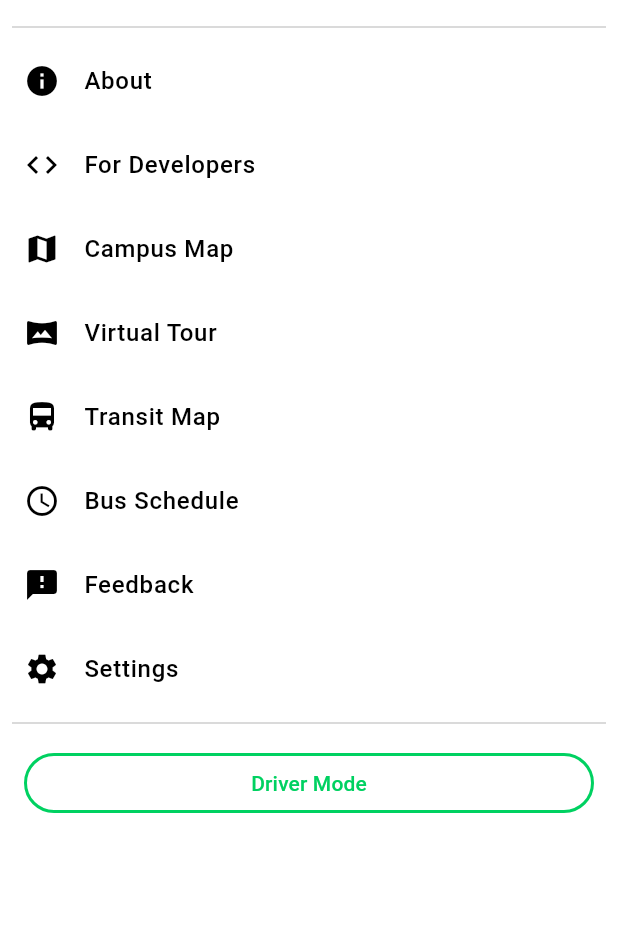
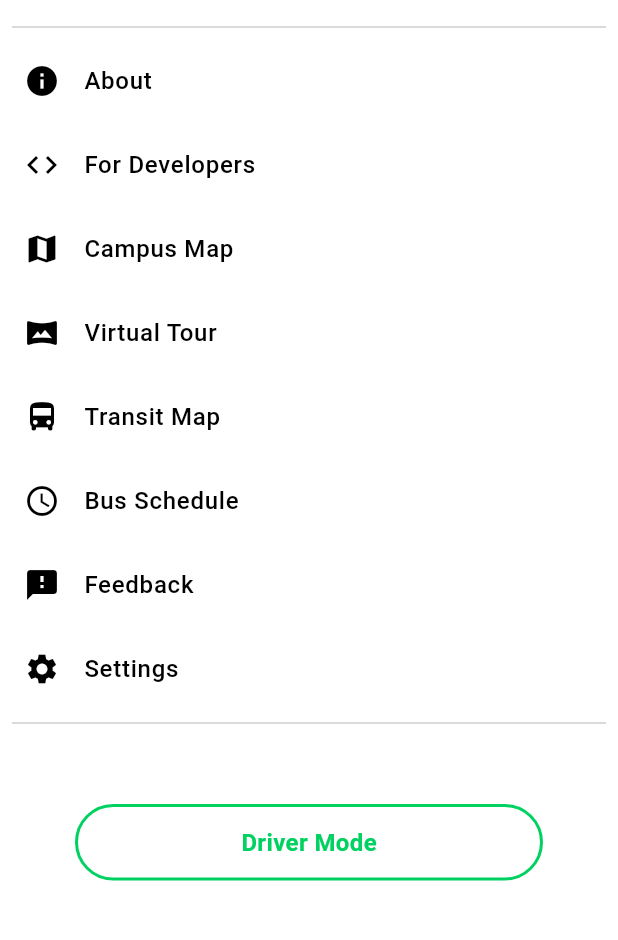
Before and after one commit to aqilsyamil/PUTRA_T, a Flutter app: the SidebarPage screen opened directly, on a phone screen of 412 x 824 dp, the part 285-1225 px from its top. Run offline on Flutter 3.47's test engine with Material 3 defaults, Android fonts, the light colour scheme and no system bars; our stand-ins replace geolocator, google_maps_flutter.

Commit message:
New Version

```diff
--- a/lib/SidebarPage.dart
+++ b/lib/SidebarPage.dart
@@ -2,7 +2,14 @@ import 'package:flutter/material.dart';
 import 'package:url_launcher/url_launcher.dart';
 import 'SettingPage.dart';
 
-class SidebarPage extends StatelessWidget {
+class SidebarPage extends StatefulWidget {
+  @override
+  _SidebarPageState createState() => _SidebarPageState();
+}
+
+class _SidebarPageState extends State<SidebarPage> {
+  bool isDriverModeButtonPressed = false;
+
   @override
   Widget build(BuildContext context) {
     return Drawer(
@@ -38,7 +45,6 @@ class SidebarPage extends StatelessWidget {
           _buildDrawerItem(Icons.map, 'Campus Map', () {
             _showMap(context, 'assets/images/campus-map-north.jpeg', true);
           }),
-          // Virtual Tour Drawer Item
           _buildDrawerItem(Icons.vrpano, 'Virtual Tour', () async {
             const url = 'https://virtualtour.upm.edu.my/';
             if (await canLaunch(url)) {
@@ -50,7 +56,6 @@ class SidebarPage extends StatelessWidget {
           _buildDrawerItem(Icons.directions_bus, 'Transit Map', () {
             _showMap(context, 'assets/images/transit_map.png', false);
           }),
-
           _buildDrawerItem(Icons.access_time, 'Bus Schedule', () async {
             const url = 'https://hep.upm.edu.my/perkhidmatan_utama/seksyen_pengurusan_kenderaan/jadual_perkhidmatan_bas_kampus_upm-63338?L=en';
             if (await canLaunch(url)) {
@@ -85,21 +90,29 @@ class SidebarPage extends StatelessWidget {
             );
           }),
           _divider(),
+
+          SizedBox(height: 40),
           Padding(
-            padding: EdgeInsets.symmetric(horizontal: 16.0, vertical: 8.0),
-            child: Container(
-              width: 10,
-              child: OutlinedButton(
-                onPressed: () {
-                  // Define what happens when the button is pressed
-                },
+            padding: EdgeInsets.symmetric(horizontal: 50.0, vertical: 6.0),
+            child: GestureDetector(
+              onTapDown: (_) => _updateButtonPressed(true),
+              onTapUp: (_) => _updateButtonPressed(false),
+              onTapCancel: () => _updateButtonPressed(false),
+              child: Container(
+                decoration: BoxDecoration(
+                  color: isDriverModeButtonPressed ? Color(0xFF00D161) : Colors.white,
+                  border: Border.all(color: Color(0xFF00D161), width: 2.0),
+                  borderRadius: BorderRadius.circular(30.0),
+                ),
+                padding: EdgeInsets.symmetric(vertical: 12.0),
+                alignment: Alignment.center,
                 child: Text(
                   'Driver Mode',
-                  style: TextStyle(color: Color(0xFF00D161)),
-                ),
-                style: OutlinedButton.styleFrom(
-                  backgroundColor: Colors.white,
-                  side: BorderSide(color: Color(0xFF00D161), width: 2.0),
+                  style: TextStyle(
+                    color: isDriverModeButtonPressed ? Colors.white : Color(0xFF00D161),
+                    fontWeight: FontWeight.bold, // Make text bold
+                    fontSize: 16, // Increased font size
+                  ),
                 ),
               ),
             ),
@@ -107,6 +120,12 @@ class SidebarPage extends StatelessWidget {
         ],
       ),
     );
+  }
+
+  void _updateButtonPressed(bool pressed) {
+    setState(() {
+      isDriverModeButtonPressed = pressed;
+    });
   }
 
   Widget _buildDrawerItem(IconData icon, String title, VoidCallback onTap) {
```
